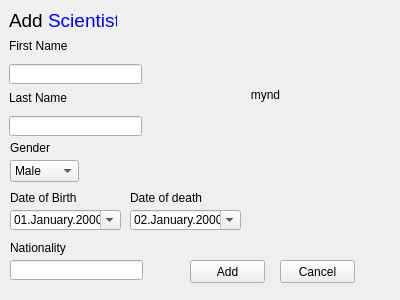
First picture: the form in ui/addscientistdialog.ui, repository VLN-H7/Skil3, before the edit.
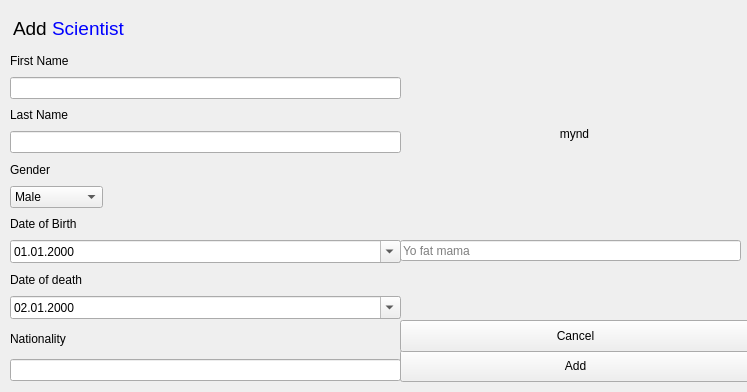
Second picture: the form after the edit.

Commit message: added image stuff, redesigned scientist dialog

What changed in the file:
```diff
--- a/ui/addscientistdialog.ui
+++ b/ui/addscientistdialog.ui
@@ -6,8 +6,8 @@
    <rect>
     <x>0</x>
     <y>0</y>
-    <width>400</width>
-    <height>300</height>
+    <width>747</width>
+    <height>392</height>
    </rect>
   </property>
   <property name="minimumSize">
@@ -19,199 +19,13 @@
   <property name="windowTitle">
    <string>AddScientistDialog</string>
   </property>
-  <widget class="QLabel" name="death_label">
+  <widget class="QPushButton" name="btnAdd">
    <property name="geometry">
     <rect>
-     <x>130</x>
-     <y>190</y>
-     <width>111</width>
-     <height>16</height>
-    </rect>
-   </property>
-   <property name="text">
-    <string>Date of death</string>
-   </property>
-  </widget>
-  <widget class="QLabel" name="last_name_label">
-   <property name="geometry">
-    <rect>
-     <x>9</x>
-     <y>90</y>
-     <width>91</width>
-     <height>16</height>
-    </rect>
-   </property>
-   <property name="text">
-    <string>Last Name</string>
-   </property>
-  </widget>
-  <widget class="QLabel" name="birth_label">
-   <property name="geometry">
-    <rect>
-     <x>10</x>
-     <y>190</y>
-     <width>91</width>
-     <height>16</height>
-    </rect>
-   </property>
-   <property name="text">
-    <string>Date of Birth</string>
-   </property>
-  </widget>
-  <widget class="QLabel" name="first_name_label">
-   <property name="geometry">
-    <rect>
-     <x>9</x>
-     <y>38</y>
-     <width>91</width>
-     <height>16</height>
-    </rect>
-   </property>
-   <property name="text">
-    <string>First Name</string>
-   </property>
-  </widget>
-  <widget class="QLabel" name="add_scientist_title">
-   <property name="geometry">
-    <rect>
-     <x>9</x>
-     <y>9</y>
-     <width>108</width>
-     <height>23</height>
-    </rect>
-   </property>
-   <property name="text">
-    <string>&lt;html&gt;&lt;head/&gt;&lt;body&gt;&lt;p&gt;&lt;span style=&quot; font-size:14pt;&quot;&gt;Add &lt;/span&gt;&lt;span style=&quot; font-size:14pt; color:#0000ff;&quot;&gt;Scientist&lt;/span&gt;&lt;/p&gt;&lt;/body&gt;&lt;/html&gt;</string>
-   </property>
-  </widget>
-  <widget class="QLineEdit" name="first_name_input">
-   <property name="geometry">
-    <rect>
-     <x>9</x>
-     <y>64</y>
-     <width>133</width>
-     <height>20</height>
-    </rect>
-   </property>
-  </widget>
-  <widget class="QLineEdit" name="last_name_input">
-   <property name="geometry">
-    <rect>
-     <x>9</x>
-     <y>116</y>
-     <width>133</width>
-     <height>20</height>
-    </rect>
-   </property>
-  </widget>
-  <widget class="QDateEdit" name="date_of_birth_input">
-   <property name="geometry">
-    <rect>
-     <x>10</x>
-     <y>210</y>
-     <width>111</width>
-     <height>20</height>
-    </rect>
-   </property>
-   <property name="focusPolicy">
-    <enum>Qt::WheelFocus</enum>
-   </property>
-   <property name="locale">
-    <locale language="English" country="UnitedStates"/>
-   </property>
-   <property name="currentSection">
-    <enum>QDateTimeEdit::DaySection</enum>
-   </property>
-   <property name="displayFormat">
-    <string>dd.MMMM.yyyy</string>
-   </property>
-   <property name="calendarPopup">
-    <bool>true</bool>
-   </property>
-   <property name="date">
-    <date>
-     <year>2000</year>
-     <month>1</month>
-     <day>1</day>
-    </date>
-   </property>
-   <property name="date">
-    <date>
-     <year>2000</year>
-     <month>1</month>
-     <day>1</day>
-    </date>
-   </property>
-  </widget>
-  <widget class="QLabel" name="nationality_label">
-   <property name="geometry">
-    <rect>
-     <x>10</x>
-     <y>240</y>
-     <width>91</width>
-     <height>16</height>
-    </rect>
-   </property>
-   <property name="text">
-    <string>Nationality</string>
-   </property>
-  </widget>
-  <widget class="QDateEdit" name="date_of_death_input">
-   <property name="geometry">
-    <rect>
-     <x>130</x>
-     <y>210</y>
-     <width>111</width>
-     <height>20</height>
-    </rect>
-   </property>
-   <property name="locale">
-    <locale language="English" country="UnitedStates"/>
-   </property>
-   <property name="displayFormat">
-    <string>dd.MMMM.yyyy</string>
-   </property>
-   <property name="calendarPopup">
-    <bool>true</bool>
-   </property>
-   <property name="date">
-    <date>
-     <year>2000</year>
-     <month>1</month>
-     <day>2</day>
-    </date>
-   </property>
-  </widget>
-  <widget class="QLineEdit" name="nationality_input">
-   <property name="geometry">
-    <rect>
-     <x>10</x>
-     <y>260</y>
-     <width>133</width>
-     <height>20</height>
-    </rect>
-   </property>
-  </widget>
-  <widget class="QLabel" name="sci_pic">
-   <property name="geometry">
-    <rect>
-     <x>180</x>
-     <y>30</y>
-     <width>171</width>
-     <height>131</height>
-    </rect>
-   </property>
-   <property name="text">
-    <string>&lt;html&gt;&lt;head/&gt;&lt;body&gt;&lt;p align=&quot;center&quot;&gt;mynd&lt;/p&gt;&lt;/body&gt;&lt;/html&gt;</string>
-   </property>
-  </widget>
-  <widget class="QPushButton" name="add_btn">
-   <property name="geometry">
-    <rect>
-     <x>190</x>
-     <y>260</y>
-     <width>75</width>
-     <height>23</height>
+     <x>400</x>
+     <y>350</y>
+     <width>351</width>
+     <height>32</height>
     </rect>
    </property>
    <property name="text">
@@ -224,10 +38,10 @@
   <widget class="QPushButton" name="cancel_btn">
    <property name="geometry">
     <rect>
-     <x>280</x>
-     <y>260</y>
-     <width>75</width>
-     <height>23</height>
+     <x>400</x>
+     <y>320</y>
+     <width>351</width>
+     <height>32</height>
     </rect>
    </property>
    <property name="text">
@@ -237,77 +51,191 @@
     <bool>false</bool>
    </property>
   </widget>
-  <widget class="QLabel" name="label_error_first_name">
+  <widget class="QLabel" name="sci_pic">
    <property name="geometry">
     <rect>
-     <x>90</x>
-     <y>40</y>
-     <width>131</width>
-     <height>16</height>
+     <x>414</x>
+     <y>100</y>
+     <width>321</width>
+     <height>68</height>
     </rect>
    </property>
    <property name="text">
-    <string/>
+    <string>&lt;html&gt;&lt;head/&gt;&lt;body&gt;&lt;p align=&quot;center&quot;&gt;mynd&lt;/p&gt;&lt;/body&gt;&lt;/html&gt;</string>
    </property>
   </widget>
-  <widget class="QLabel" name="label_error_last_name">
+  <widget class="QLabel" name="add_scientist_title">
    <property name="geometry">
     <rect>
-     <x>90</x>
-     <y>90</y>
-     <width>181</width>
-     <height>16</height>
+     <x>13</x>
+     <y>11</y>
+     <width>355</width>
+     <height>36</height>
     </rect>
    </property>
    <property name="text">
-    <string/>
+    <string>&lt;html&gt;&lt;head/&gt;&lt;body&gt;&lt;p&gt;&lt;span style=&quot; font-size:14pt;&quot;&gt;Add &lt;/span&gt;&lt;span style=&quot; font-size:14pt; color:#0000ff;&quot;&gt;Scientist&lt;/span&gt;&lt;/p&gt;&lt;/body&gt;&lt;/html&gt;</string>
    </property>
   </widget>
-  <widget class="QLabel" name="label_error_nationality">
+  <widget class="QLineEdit" name="inputImage">
    <property name="geometry">
     <rect>
-     <x>90</x>
+     <x>400</x>
      <y>240</y>
-     <width>241</width>
-     <height>16</height>
+     <width>341</width>
+     <height>21</height>
     </rect>
    </property>
-   <property name="text">
-    <string>&lt;html&gt;&lt;head/&gt;&lt;body&gt;&lt;p&gt;&lt;br/&gt;&lt;/p&gt;&lt;/body&gt;&lt;/html&gt;</string>
+   <property name="placeholderText">
+    <string>Yo fat mama</string>
    </property>
   </widget>
-  <widget class="QLabel" name="gender_label">
+  <widget class="QWidget" name="">
    <property name="geometry">
     <rect>
      <x>10</x>
-     <y>140</y>
-     <width>61</width>
-     <height>16</height>
+     <y>50</y>
+     <width>391</width>
+     <height>331</height>
     </rect>
    </property>
-   <property name="text">
-    <string>Gender</string>
-   </property>
-  </widget>
-  <widget class="QComboBox" name="comboBox">
-   <property name="geometry">
-    <rect>
-     <x>10</x>
-     <y>160</y>
-     <width>69</width>
-     <height>22</height>
-    </rect>
-   </property>
-   <item>
-    <property name="text">
-     <string>Male</string>
-    </property>
-   </item>
-   <item>
-    <property name="text">
-     <string>Female</string>
-    </property>
-   </item>
+   <layout class="QGridLayout" name="gridLayout">
+    <item row="7" column="0" colspan="2">
+     <widget class="QLabel" name="birth_label">
+      <property name="text">
+       <string>Date of Birth</string>
+      </property>
+     </widget>
+    </item>
+    <item row="11" column="2" colspan="2">
+     <widget class="QLabel" name="label_error_nationality">
+      <property name="text">
+       <string>&lt;html&gt;&lt;head/&gt;&lt;body&gt;&lt;p&gt;&lt;br/&gt;&lt;/p&gt;&lt;/body&gt;&lt;/html&gt;</string>
+      </property>
+     </widget>
+    </item>
+    <item row="4" column="0" colspan="4">
+     <widget class="QLabel" name="gender_label">
+      <property name="text">
+       <string>Gender</string>
+      </property>
+      <property name="alignment">
+       <set>Qt::AlignLeading|Qt::AlignLeft|Qt::AlignVCenter</set>
+      </property>
+     </widget>
+    </item>
+    <item row="2" column="0" colspan="2">
+     <widget class="QLabel" name="last_name_label">
+      <property name="text">
+       <string>Last Name</string>
+      </property>
+     </widget>
+    </item>
+    <item row="10" column="0" colspan="4">
+     <widget class="QDateEdit" name="inputDateOfDeath">
+      <property name="locale">
+       <locale language="English" country="UnitedStates"/>
+      </property>
+      <property name="displayFormat">
+       <string>dd.MM.yyyy</string>
+      </property>
+      <property name="calendarPopup">
+       <bool>true</bool>
+      </property>
+      <property name="date">
+       <date>
+        <year>2000</year>
+        <month>1</month>
+        <day>2</day>
+       </date>
+      </property>
+     </widget>
+    </item>
+    <item row="11" column="0" colspan="2">
+     <widget class="QLabel" name="nationality_label">
+      <property name="text">
+       <string>Nationality</string>
+      </property>
+     </widget>
+    </item>
+    <item row="0" column="2" colspan="2">
+     <widget class="QLabel" name="label_error_first_name">
+      <property name="text">
+       <string/>
+      </property>
+     </widget>
+    </item>
+    <item row="1" column="0" colspan="4">
+     <widget class="QLineEdit" name="inputFirstName"/>
+    </item>
+    <item row="2" column="2" colspan="2">
+     <widget class="QLabel" name="label_error_last_name">
+      <property name="text">
+       <string/>
+      </property>
+     </widget>
+    </item>
+    <item row="5" column="0">
+     <widget class="QComboBox" name="comboGender">
+      <item>
+       <property name="text">
+        <string>Male</string>
+       </property>
+      </item>
+      <item>
+       <property name="text">
+        <string>Female</string>
+       </property>
+      </item>
+     </widget>
+    </item>
+    <item row="9" column="0" colspan="2">
+     <widget class="QLabel" name="death_label">
+      <property name="text">
+       <string>Date of death</string>
+      </property>
+     </widget>
+    </item>
+    <item row="0" column="0" colspan="2">
+     <widget class="QLabel" name="first_name_label">
+      <property name="text">
+       <string>First Name</string>
+      </property>
+     </widget>
+    </item>
+    <item row="8" column="0" colspan="4">
+     <widget class="QDateEdit" name="inputDateOfBirth">
+      <property name="focusPolicy">
+       <enum>Qt::WheelFocus</enum>
+      </property>
+      <property name="locale">
+       <locale language="English" country="UnitedStates"/>
+      </property>
+      <property name="currentSection">
+       <enum>QDateTimeEdit::DaySection</enum>
+      </property>
+      <property name="displayFormat">
+       <string>dd.MM.yyyy</string>
+      </property>
+      <property name="calendarPopup">
+       <bool>true</bool>
+      </property>
+      <property name="date">
+       <date>
+        <year>2000</year>
+        <month>1</month>
+        <day>1</day>
+       </date>
+      </property>
+     </widget>
+    </item>
+    <item row="3" column="0" colspan="4">
+     <widget class="QLineEdit" name="inputLastName"/>
+    </item>
+    <item row="12" column="0" colspan="4">
+     <widget class="QLineEdit" name="inputNationality"/>
+    </item>
+   </layout>
   </widget>
  </widget>
  <resources/>
```
Left out of the diff: 2 changed lines with no effect on the pictures. The commit also changes 15 other files.
